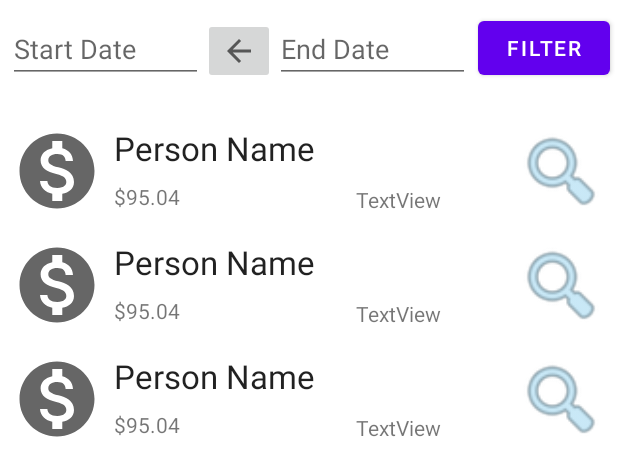
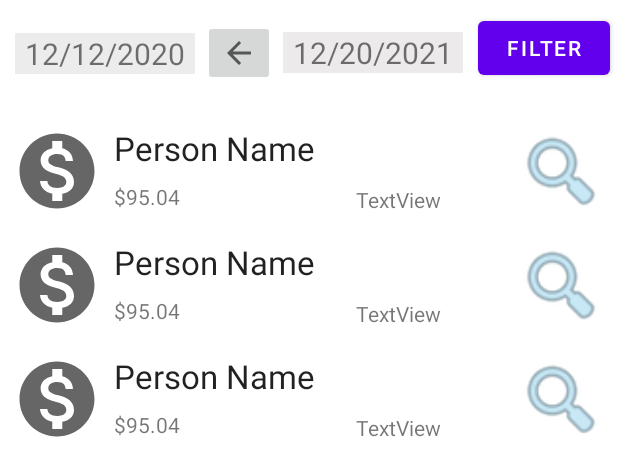
Before and after one commit to Bluestopsign98/MobileAppDev, an Android app: the layout fragment_list.xml on its own in the app's theme, with its tools: preview values and no code run, on a phone screen of 412 x 824 dp. Shown: the top 476 px of the screen. Run offline under Robolectric (Android 15) with nearby library versions, the phone set to English and light mode, and no system bars.

```diff
--- a/app/src/main/res/layout/fragment_list.xml
+++ b/app/src/main/res/layout/fragment_list.xml
@@ -17,33 +17,44 @@
         app:layout_constraintTop_toBottomOf="@+id/refreshButton"
         tools:listitem="@layout/recycler_view_row_layout" />
 
-    <EditText
+    <TextView
         android:id="@+id/endDateInput"
         android:layout_width="0dp"
         android:layout_height="wrap_content"
-        android:layout_marginTop="10dp"
-        android:layout_marginEnd="5dp"
+        android:layout_marginStart="5dp"
+        android:layout_marginEnd="10dp"
+        android:background="#ECEAEA"
+        android:clickable="false"
         android:ems="10"
-        android:hint="End Date"
-        android:inputType="date"
+        android:hint="12/12/2021"
+        android:text="12/20/2021"
+        android:textAlignment="center"
+        android:textSize="20sp"
+        app:layout_constraintBottom_toTopOf="@+id/my_recyler_view"
         app:layout_constraintEnd_toStartOf="@+id/refreshButton"
         app:layout_constraintHorizontal_bias="0.5"
         app:layout_constraintStart_toEndOf="@+id/orderButton"
-        app:layout_constraintTop_toTopOf="parent" />
+        app:layout_constraintTop_toTopOf="parent"
+        app:layout_constraintVertical_bias="0.436" />
 
-    <EditText
+    <TextView
         android:id="@+id/startDateInput"
         android:layout_width="0dp"
-        android:layout_height="45dp"
-        android:layout_marginStart="5dp"
-        android:layout_marginTop="10dp"
+        android:layout_height="wrap_content"
+        android:layout_marginStart="10dp"
+        android:layout_marginEnd="5dp"
+        android:background="#ECECEC"
         android:ems="10"
-        android:hint="Start Date"
-        android:inputType="date"
+        android:hint="12/12/2020"
+        android:text="12/12/2020"
+        android:textAlignment="center"
+        android:textSize="20sp"
+        app:layout_constraintBottom_toTopOf="@+id/my_recyler_view"
         app:layout_constraintEnd_toStartOf="@+id/orderButton"
         app:layout_constraintHorizontal_bias="0.5"
         app:layout_constraintStart_toStartOf="parent"
-        app:layout_constraintTop_toTopOf="parent" />
+        app:layout_constraintTop_toTopOf="parent"
+        app:layout_constraintVertical_bias="0.446" />
 
     <Button
         android:id="@+id/refreshButton"
@@ -61,10 +72,13 @@
         android:id="@+id/orderButton"
         android:layout_width="wrap_content"
         android:layout_height="wrap_content"
-        android:layout_marginTop="12dp"
+        android:layout_marginBottom="5dp"
         android:src="?attr/homeAsUpIndicator"
+        app:layout_constraintBottom_toTopOf="@+id/my_recyler_view"
         app:layout_constraintEnd_toStartOf="@+id/endDateInput"
         app:layout_constraintHorizontal_bias="0.5"
         app:layout_constraintStart_toEndOf="@+id/startDateInput"
         app:layout_constraintTop_toTopOf="parent" />
+
+
 </androidx.constraintlayout.widget.ConstraintLayout>
```
Also changed, not shown: app/src/main/java/com/example/budgetapp/ui/list/ListFragment.kt (+67 -25 lines).
